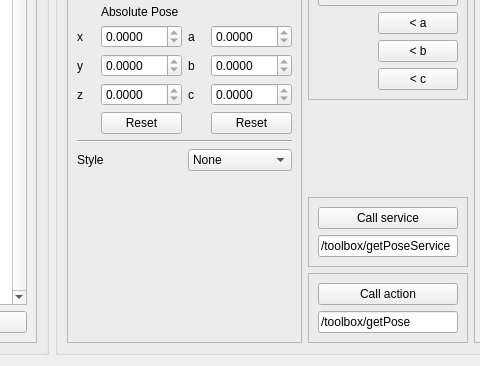
Old version of the form frame_editor/src/frame_editor/FrameEditorGUI.ui in the repository ipa320/rqt_frame_editor_plugin; both pictures show x 275 to 755 and y 317 to 683 of the 1048 by 683 pixel window.
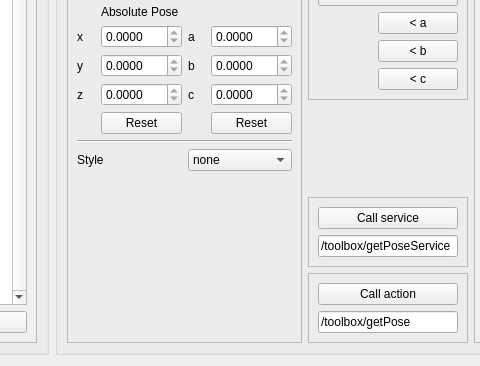
New version of the form. Icons and pictures are not drawn.

Commit message: frame editor: gitignore, style fix

What changed in the file:
```diff
--- a/frame_editor/src/frame_editor/FrameEditorGUI.ui
+++ b/frame_editor/src/frame_editor/FrameEditorGUI.ui
@@ -641,7 +641,7 @@
               <widget class="QComboBox" name="combo_style">
                <item>
                 <property name="text">
-                 <string>None</string>
+                 <string>none</string>
                 </property>
                </item>
                <item>
```
Left out of the diff: 11 changed lines with no effect on the pictures. The commit also changes 2 other files.
